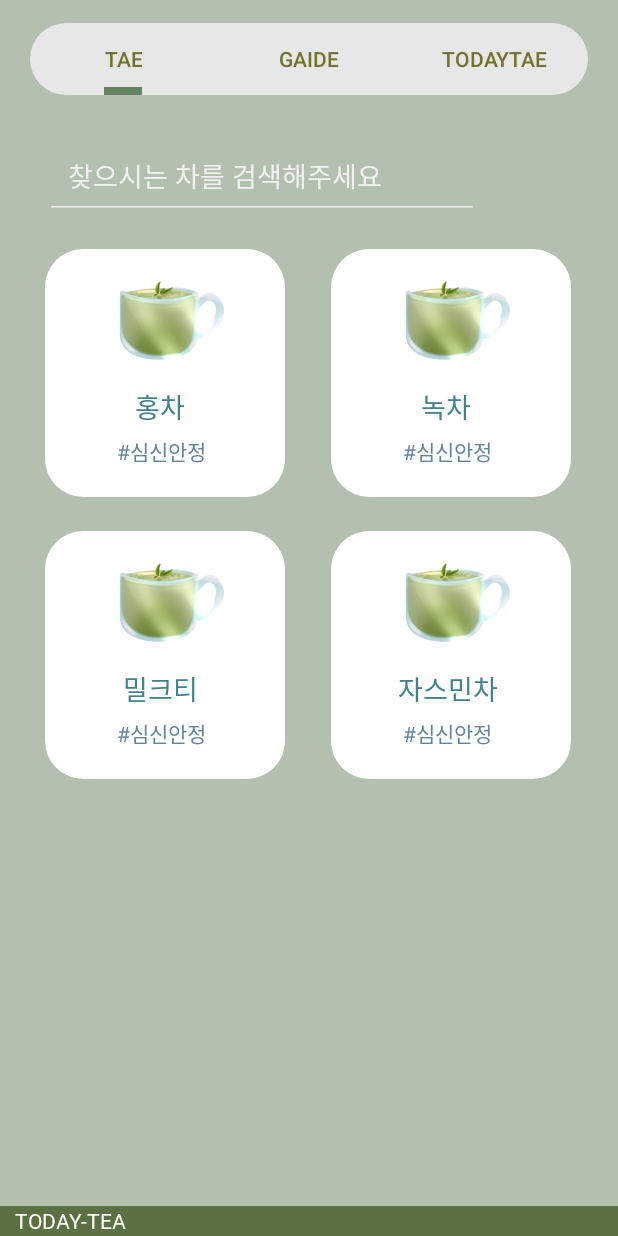
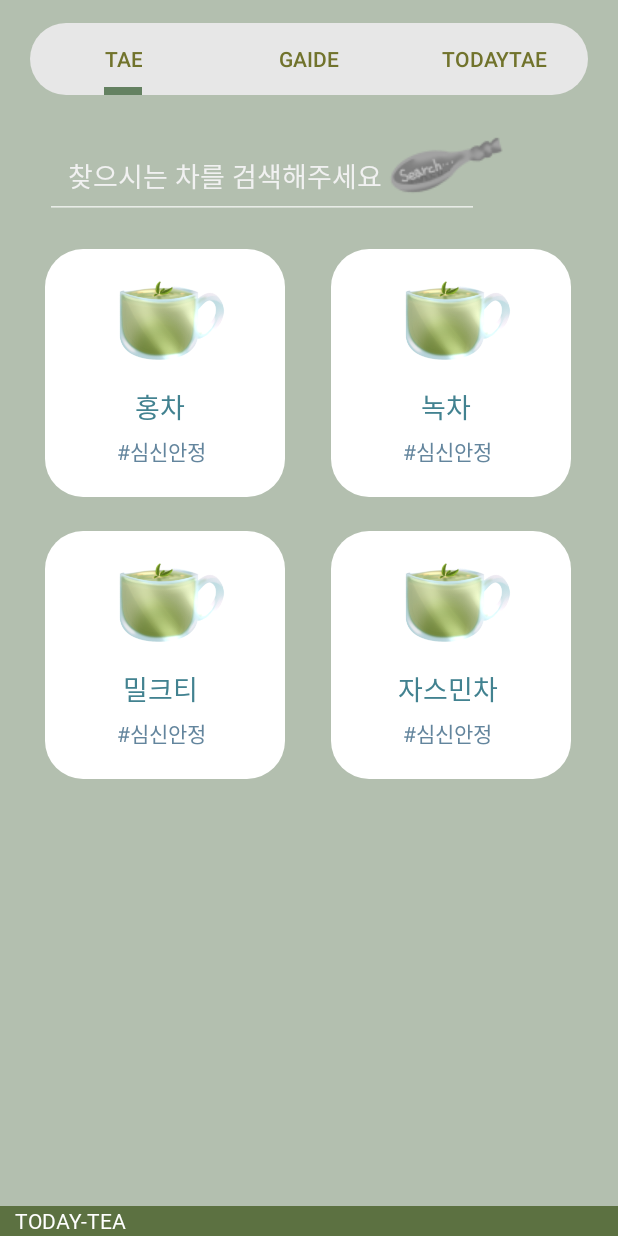
Before and after one commit to harrysee/Today_tea, an Android app: the screen it shows after launch (MainActivity), on a phone screen of 412 x 824 dp. Run offline under Robolectric (Android 15) with nearby library versions, the phone set to English and light mode, and no system bars.

Commit message:
검색기능 일단 작성

```diff
--- a/app/src/main/java/kr/hs/emirim/w2015/today_tea/TeaFragment.java
+++ b/app/src/main/java/kr/hs/emirim/w2015/today_tea/TeaFragment.java
@@ -15,7 +15,9 @@ import android.view.LayoutInflater;
 import android.view.View;
 import android.view.ViewGroup;
 import android.widget.AdapterView;
+import android.widget.EditText;
 import android.widget.GridView;
+import android.widget.ImageView;
 import android.widget.Toast;
 
 import org.jetbrains.annotations.NotNull;
@@ -28,6 +30,12 @@ public class TeaFragment extends Fragment {
     SQLiteHelper myHelper;
     SQLiteDatabase rsqlDB, wsqlDB;
     Cursor cursor;
+    Cursor searchCursor;
+    EditText searchEdit;
+    ImageView searchBtn;
+    ArrayList<TeaDataClass> teas;
+    GridView gridView;
+    GridAdapter gridAdapter;
 
     @Override
     public void onCreate(Bundle savedInstanceState) {
@@ -48,17 +56,19 @@ public class TeaFragment extends Fragment {
         wsqlDB = myHelper.getWritableDatabase();    // 디비수정
         cursor = rsqlDB.rawQuery("SELECT * FROM teainfoDB;",null);
         super.onViewCreated(view, savedInstanceState);
+        searchEdit = view.findViewById(R.id.search_edit);
+        searchBtn = view.findViewById(R.id.search_btn);
 
-        ArrayList<TeaDataClass> teas = new ArrayList<>();
+        teas = new ArrayList<>();
         while(cursor.moveToNext()){
             teas.add(new TeaDataClass(cursor.getString(0),cursor.getString(1),cursor.getString(2),cursor.getInt(3),cursor.getInt(4)));
         }
 
-        GridView gridView = view.findViewById(R.id.tea_grid);
-        GridAdapter gridAdapter = new GridAdapter(teas,getActivity());
+        gridView = view.findViewById(R.id.tea_grid);
+        gridAdapter = new GridAdapter(teas,getActivity());
 
         gridView.setAdapter(gridAdapter);
-        gridView.setOnItemClickListener(new AdapterView.OnItemClickListener() {
+        gridView.setOnItemClickListener(new AdapterView.OnItemClickListener() {     // 각 아이템 클릭시
             @Override
             public void onItemClick(AdapterView<?> parent, View view, int position, long id) {
                 Toast.makeText(getContext(),teas.get(position).teaName+"을 클릭했습니다",Toast.LENGTH_SHORT).show();
@@ -72,7 +82,22 @@ public class TeaFragment extends Fragment {
             }
         });
 
+        searchBtn.setOnClickListener(searchBtnClickListener);
+
     }
+
+    View.OnClickListener searchBtnClickListener = new View.OnClickListener() {
+        @Override
+        public void onClick(View v) {
+            String word = searchEdit.getText().toString();
+            searchCursor = rsqlDB.rawQuery("SELECT * FROM teainfoDB WHERE teaname LIKE %"+ word +"%;",null);
+            teas = new ArrayList<>();
+            while(searchCursor.moveToNext()){
+                teas.add(new TeaDataClass(cursor.getString(0),cursor.getString(1),cursor.getString(2),cursor.getInt(3),cursor.getInt(4)));
+            }
+            gridAdapter.notifyDataSetChanged();
+        }
+    };
 
 
 }
--- a/app/src/main/res/layout/fragment_tea.xml
+++ b/app/src/main/res/layout/fragment_tea.xml
@@ -21,6 +21,17 @@
         app:layout_constraintStart_toStartOf="parent"
         app:layout_constraintTop_toTopOf="parent" />
 
+    <ImageView
+        android:id="@+id/search_btn"
+        android:layout_width="wrap_content"
+        android:layout_height="wrap_content"
+        android:src="@drawable/search"
+        android:layout_marginRight="70dp"
+        android:layout_marginTop="10dp"
+        app:layout_constraintBottom_toBottomOf="@+id/search_edit"
+        app:layout_constraintEnd_toEndOf="parent"
+        app:layout_constraintTop_toTopOf="parent" />
+
     <GridView
         android:id="@+id/tea_grid"
         android:layout_width="match_parent"
```
